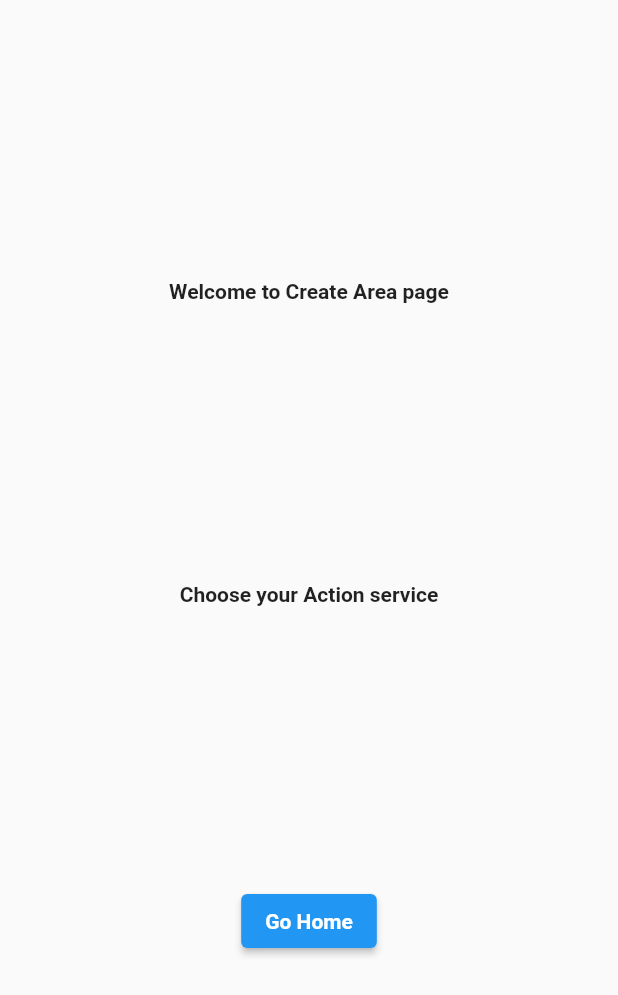
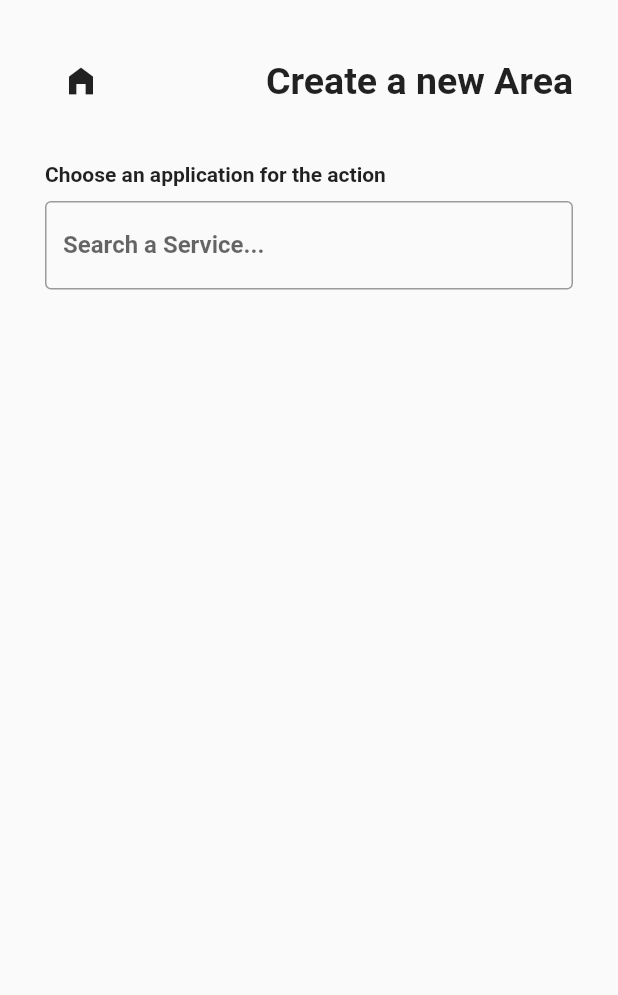
Before and after one commit to Epitech-Nantes-Tek3/A-equals-l-squared, a Flutter app: the CreateAreaPage screen opened by its route, on a phone screen of 412 x 824 dp. Shown: the top 995 px of the screen. Run offline on Flutter 3.47's test engine with Material 2 defaults, Android fonts, the phone set to English and light mode, and no system bars; our stand-ins replace go_router, google_sign_in; accounts and stored records are empty.

Commit message:
Front for create an Area #78
Change front-end for select a service to create an Area

```diff
--- a/application/app_code/lib/pages/create_area/create_area_state.dart
+++ b/application/app_code/lib/pages/create_area/create_area_state.dart
@@ -219,9 +219,17 @@ class CreateAreaPageState extends State<CreateAreaPage> {
     }
 
     if (_state == 0) {
-      createVis.add(const Text("Choose your Action service"));
       for (var temp in serviceDataList) {
         createVis.add(ElevatedButton(
+            style: ElevatedButton.styleFrom(
+              padding: const EdgeInsets.symmetric(vertical: 30, horizontal: 20),
+              side: const BorderSide(width: 3, color: Colors.blue),
+
+              /// Change when DB is Up
+              primary: Colors.white,
+
+              /// Not deprecated
+            ),
             onPressed: () {
               setState(() {
                 createdAreaContent = <ServiceData>[];
@@ -230,6 +238,9 @@ class CreateAreaPageState extends State<CreateAreaPage> {
               });
             },
             child: temp.display()));
+        createVis.add(const SizedBox(
+          height: 10,
+        ),);
       }
     }
 
@@ -250,26 +261,54 @@ class CreateAreaPageState extends State<CreateAreaPage> {
   @override
   Widget build(BuildContext context) {
     return Scaffold(
-        body: Center(
+        body: SingleChildScrollView(
+            child: Container(
+      margin: const EdgeInsets.symmetric(horizontal: 30, vertical: 30),
       child: Column(
-        mainAxisAlignment: MainAxisAlignment.spaceEvenly,
+        mainAxisAlignment: MainAxisAlignment.spaceBetween,
         children: <Widget>[
-          const Text('Welcome to Create Area page'),
+          Row(
+            mainAxisAlignment: MainAxisAlignment.spaceBetween,
+            children: <Widget>[
+              IconButton(
+                  onPressed: () {
+                    setState(() {
+                      goToHomePage(context);
+                    });
+                  },
+                  icon: const Icon(Icons.home_filled)),
+              const Text(
+                'Create a new Area',
+                style: TextStyle(fontFamily: 'Roboto-Bold', fontSize: 25),
+              )
+            ],
+          ),
+          const SizedBox(
+            height: 30,
+          ),
           Column(
-            mainAxisAlignment: MainAxisAlignment.spaceEvenly,
+              crossAxisAlignment: CrossAxisAlignment.start,
+              children: <Widget>[
+                const Text('Choose an application for the action'),
+                const SizedBox(
+                  height: 10,
+                ),
+                TextFormField(
+                    obscureText: true,
+                    decoration: const InputDecoration(
+                      border: OutlineInputBorder(),
+                      labelText: 'Search a Service...',
+                    )),
+              ]),
+          const SizedBox(
+            height: 30,
+          ),
+          Column(
+            mainAxisAlignment: MainAxisAlignment.spaceBetween,
             children: creationDisplay(),
-          ),
-          ElevatedButton(
-            key: const Key('CreateAreaHomeButton'),
-            onPressed: () {
-              setState(() {
-                goToHomePage(context);
-              });
-            },
-            child: const Text('Go Home'),
           ),
         ],
       ),
-    ));
+    )));
   }
 }
```
Also changed, not shown: application/app_code/lib/flutter_objects/service_data.dart (+28 -5 lines).
